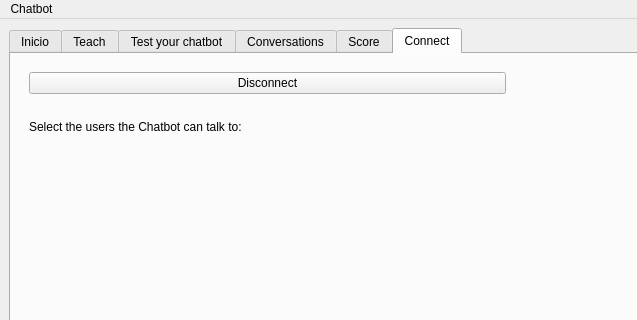
Before: the Qt Designer form src/chatbot/front-end/mainwindow.ui in lvklabs/chatbot, drawn with Qt 5; both pictures show x 0 to 637 and y 0 to 320 of the 1024 by 600 pixel window.
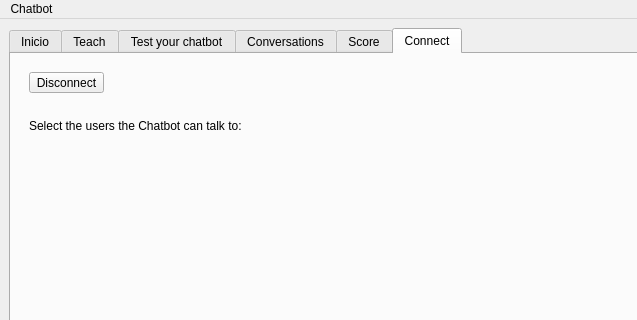
After: the same form once the commit is applied. The open tabs and pages were chosen to show the change. Icons and pictures are not drawn. Custom widgets are drawn as their Qt base class.

Commit message: Added cancel icon. Updated about dialog. Other minor changes

Patch:
```diff
--- a/src/chatbot/front-end/mainwindow.ui
+++ b/src/chatbot/front-end/mainwindow.ui
@@ -964,13 +964,6 @@
             <layout class="QGridLayout" name="gridLayout_4">
              <item row="0" column="0">
               <layout class="QGridLayout" name="gridLayout_3">
-               <item row="0" column="0">
-                <widget class="QPushButton" name="disconnectButton">
-                 <property name="text">
-                  <string>Disconnect</string>
-                 </property>
-                </widget>
-               </item>
                <item row="0" column="1" colspan="2">
                 <spacer name="horizontalSpacer">
                  <property name="orientation">
@@ -1036,6 +1029,25 @@
                  </property>
                 </widget>
                </item>
+               <item row="0" column="0">
+                <widget class="QToolButton" name="disconnectButton">
+                 <property name="text">
+                  <string>Disconnect</string>
+                 </property>
+                 <property name="iconSize">
+                  <size>
+                   <width>24</width>
+                   <height>23</height>
+                  </size>
+                 </property>
+                 <property name="toolButtonStyle">
+                  <enum>Qt::ToolButtonTextBesideIcon</enum>
+                 </property>
+                 <property name="autoRaise">
+                  <bool>false</bool>
+                 </property>
+                </widget>
+               </item>
               </layout>
              </item>
             </layout>
```
Left out of the diff: 13 changed lines with no effect on the pictures. The commit also changes 8 other files.
